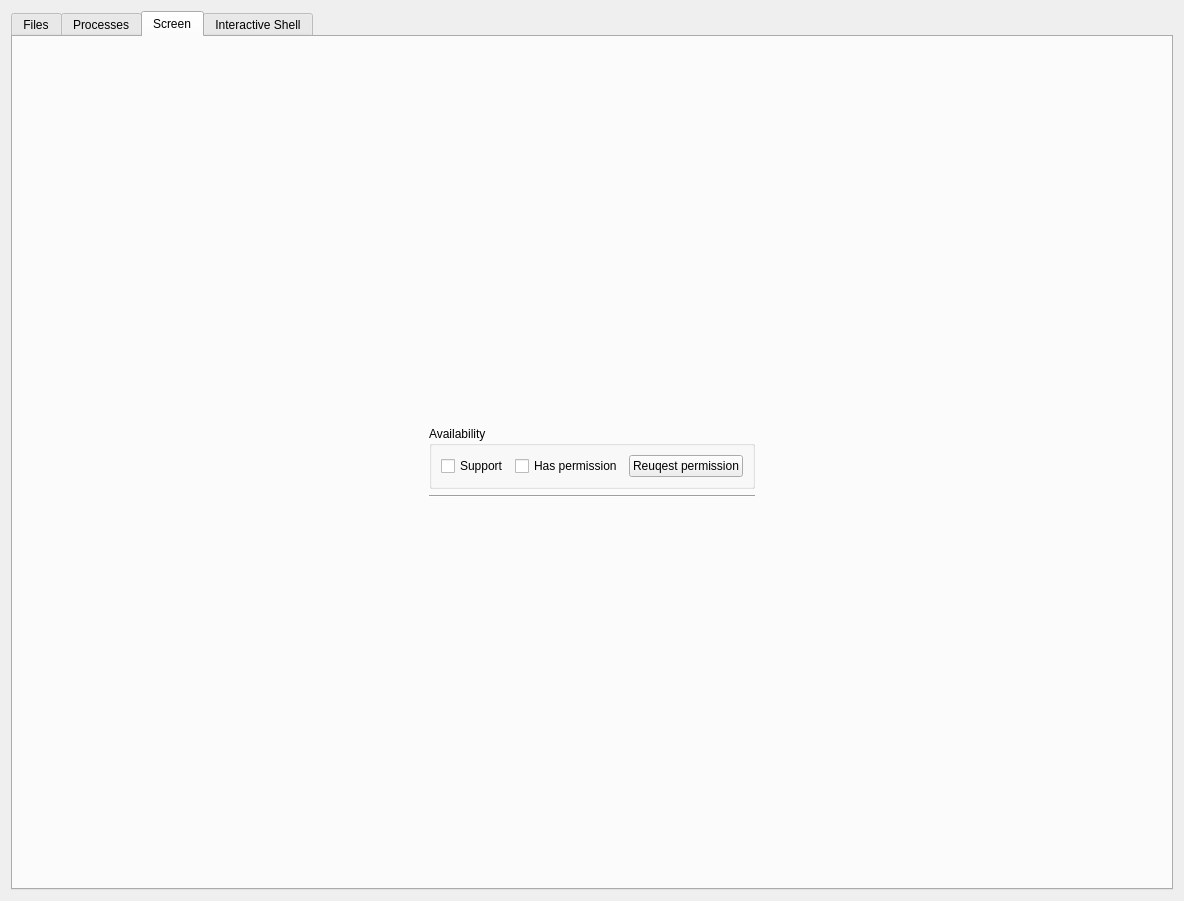
This is m0n1t0r-ui/src/Widget/ClientTab.ui in MMitsuha/m0n1t0r as Qt 5 draws it before an edit. The edited form follows.
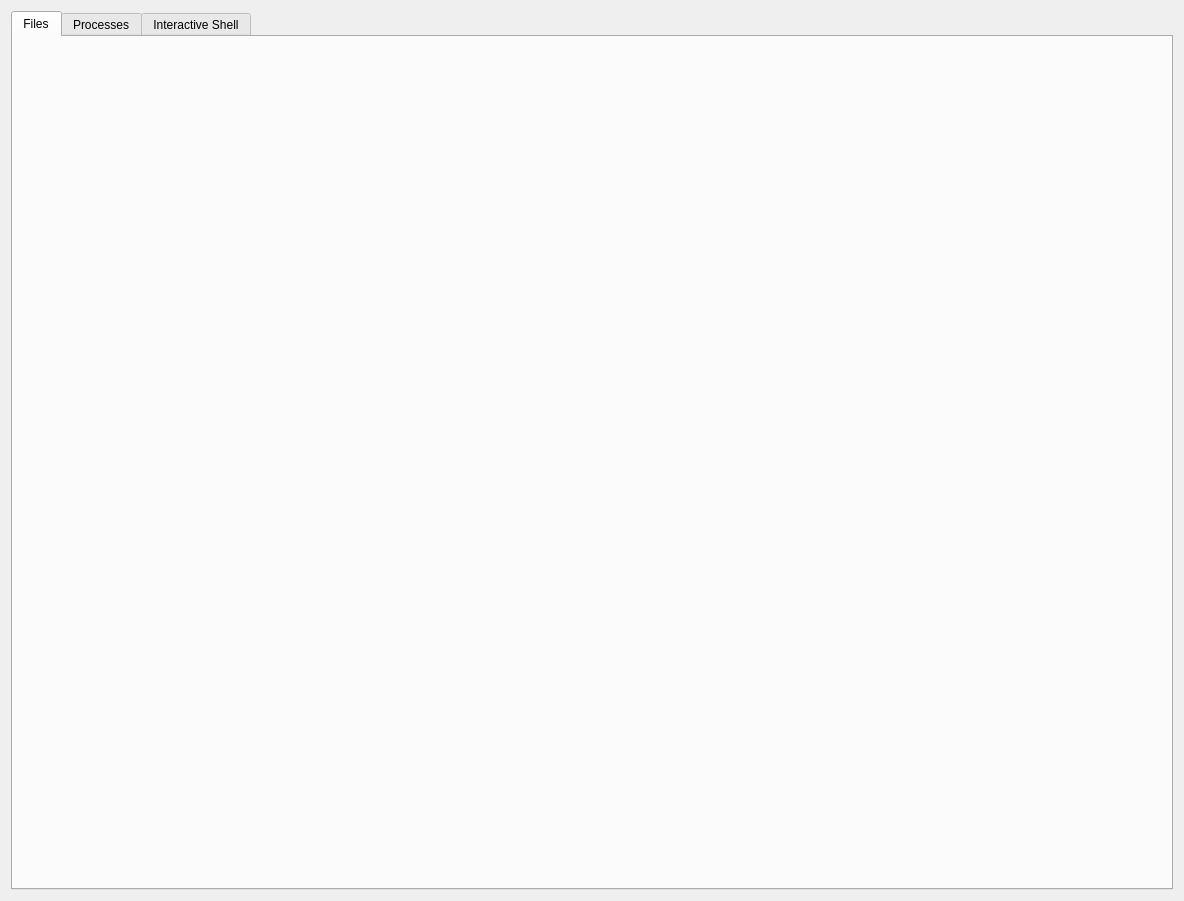
This is the edited form.

The edit to the form file:
```diff
--- a/m0n1t0r-ui/src/Widget/ClientTab.ui
+++ b/m0n1t0r-ui/src/Widget/ClientTab.ui
@@ -17,7 +17,7 @@
    <item>
     <widget class="QTabWidget" name="tabWidget">
      <property name="currentIndex">
-      <number>2</number>
+      <number>0</number>
      </property>
      <widget class="QWidget" name="tabFiles">
       <attribute name="title">
@@ -88,93 +88,6 @@
        </item>
       </layout>
      </widget>
-     <widget class="QWidget" name="tabScreen">
-      <attribute name="title">
-       <string>Screen</string>
-      </attribute>
-      <layout class="QGridLayout" name="gridLayout_3">
-       <item row="0" column="0">
-        <layout class="QVBoxLayout" name="verticalLayout_2">
-         <item>
-          <widget class="QGroupBox" name="groupBox">
-           <property name="sizePolicy">
-            <sizepolicy hsizetype="Preferred" vsizetype="Fixed">
-             <horstretch>0</horstretch>
-             <verstretch>0</verstretch>
-            </sizepolicy>
-           </property>
-           <property name="title">
-            <string>Availability</string>
-           </property>
-           <layout class="QGridLayout" name="gridLayout_5">
-            <item row="0" column="1">
-             <widget class="QCheckBox" name="checkBox_has_permission">
-              <property name="enabled">
-               <bool>true</bool>
-              </property>
-              <property name="mouseTracking">
-               <bool>false</bool>
-              </property>
-              <property name="focusPolicy">
-               <enum>Qt::FocusPolicy::NoFocus</enum>
-              </property>
-              <property name="text">
-               <string>Has permission</string>
-              </property>
-              <property name="checkable">
-               <bool>true</bool>
-              </property>
-              <property name="checked">
-               <bool>false</bool>
-              </property>
-              <property name="tristate">
-               <bool>false</bool>
-              </property>
-             </widget>
-            </item>
-            <item row="0" column="2">
-             <widget class="QPushButton" name="pushButton_request_permission">
-              <property name="text">
-               <string>Reuqest permission</string>
-              </property>
-             </widget>
-            </item>
-            <item row="0" column="0">
-             <widget class="QCheckBox" name="checkBox_support">
-              <property name="enabled">
-               <bool>true</bool>
-              </property>
-              <property name="mouseTracking">
-               <bool>false</bool>
-              </property>
-              <property name="focusPolicy">
-               <enum>Qt::FocusPolicy::NoFocus</enum>
-              </property>
-              <property name="text">
-               <string>Support</string>
-              </property>
-              <property name="checkable">
-               <bool>true</bool>
-              </property>
-             </widget>
-            </item>
-           </layout>
-          </widget>
-         </item>
-         <item>
-          <widget class="Line" name="line">
-           <property name="orientation">
-            <enum>Qt::Orientation::Horizontal</enum>
-           </property>
-          </widget>
-         </item>
-         <item>
-          <layout class="QGridLayout" name="layout_remote_desktop"/>
-         </item>
-        </layout>
-       </item>
-      </layout>
-     </widget>
      <widget class="QWidget" name="tabInteractiveShell">
       <attribute name="title">
        <string>Interactive Shell</string>
```
